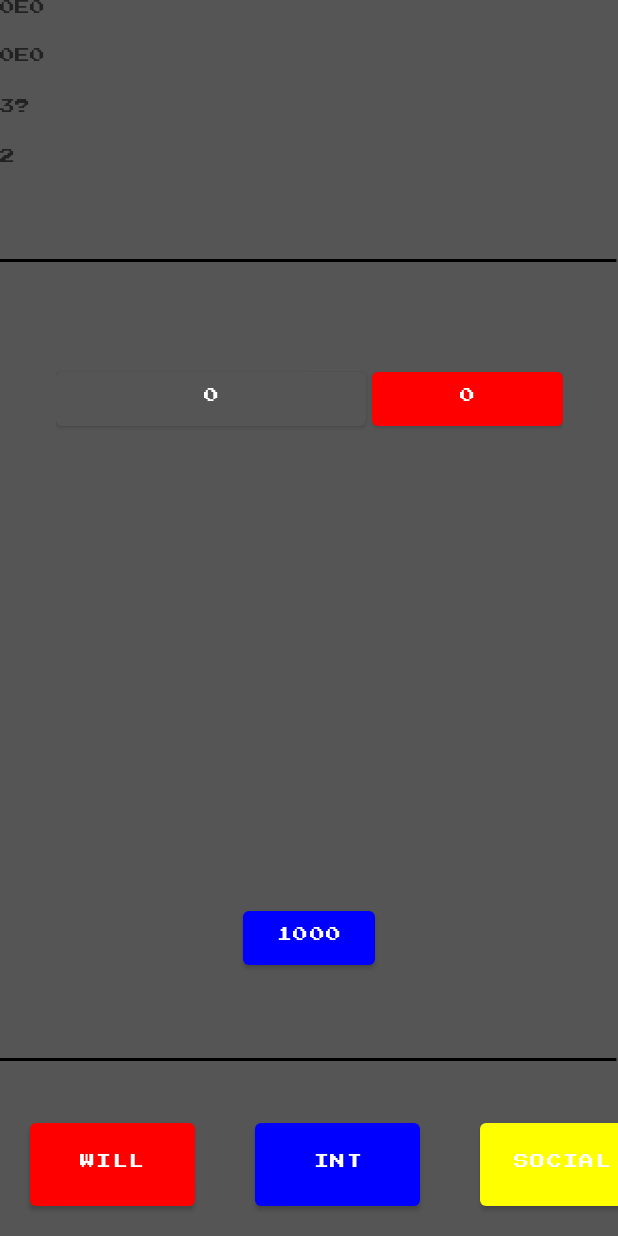
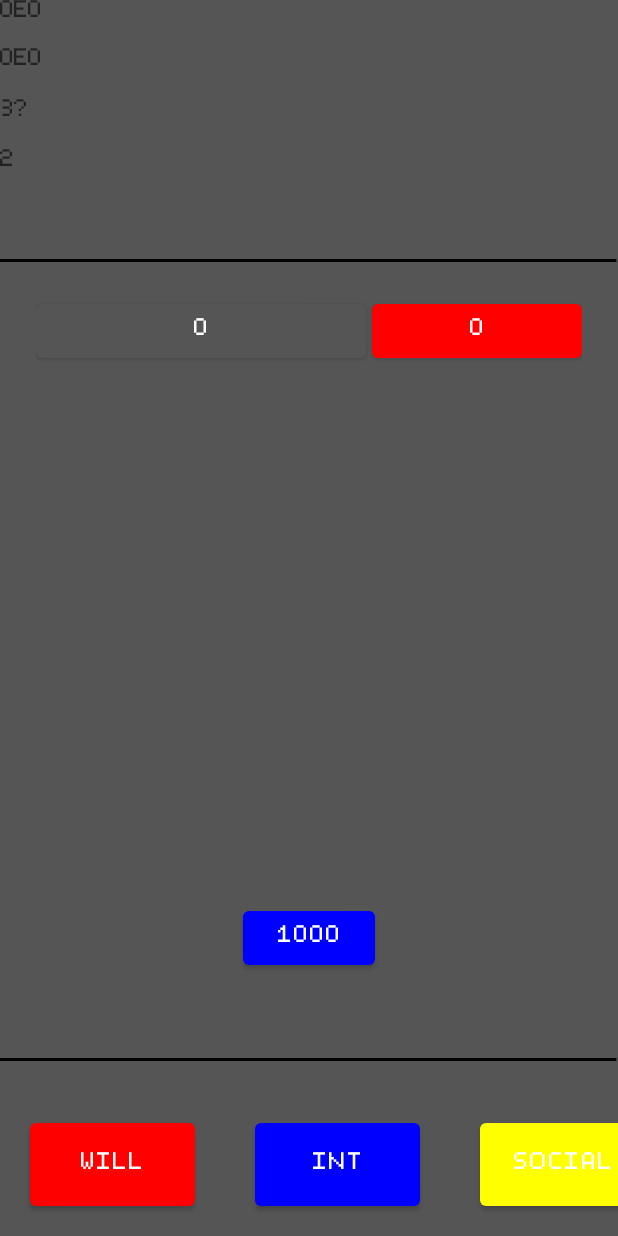
Before and after one commit to MilesAlfrey/IdleLife, an Android app: the screen it shows after launch (MainActivity), on a phone screen of 412 x 824 dp. Run offline under Robolectric (Android 15) with nearby library versions, the phone set to English and light mode, and no system bars; our stand-ins replace navigation-ui.

Commit message:
Changed the font to my custom 8 bit font

```diff
--- a/app/src/main/res/layout/fragment_will.xml
+++ b/app/src/main/res/layout/fragment_will.xml
@@ -7,14 +7,46 @@
     tools:context=".Fragments.WillFragment"
     android:id="@+id/WillFragment">
 
-    <ScrollView
-        android:id="@+id/scrollView2"
-        android:layout_width="338dp"
-        android:layout_height="340dp"
+    <ImageView
+        android:id="@+id/forMeToSeeTop2"
+        android:layout_width="wrap_content"
+        android:layout_height="wrap_content"
+        android:visibility="gone"
         app:layout_constraintBottom_toBottomOf="parent"
         app:layout_constraintEnd_toEndOf="parent"
         app:layout_constraintStart_toStartOf="parent"
-        app:layout_constraintTop_toTopOf="parent">
+        app:layout_constraintTop_toTopOf="parent"
+        app:layout_constraintVertical_bias="0.20"
+        app:srcCompat="@drawable/thiccerline"
+        tools:visibility="visible" />
+
+    <ImageView
+        android:id="@+id/forMeToSeeBottom"
+        android:layout_width="wrap_content"
+        android:layout_height="wrap_content"
+        android:visibility="gone"
+        app:layout_constraintBottom_toBottomOf="parent"
+        app:layout_constraintEnd_toEndOf="parent"
+        app:layout_constraintStart_toStartOf="parent"
+        app:layout_constraintTop_toTopOf="parent"
+        app:layout_constraintVertical_bias="0.85"
+        app:srcCompat="@drawable/thiccerline"
+        tools:visibility="visible" />
+
+    <ScrollView
+        android:id="@+id/scrollView2"
+        android:layout_width="0dp"
+        android:layout_height="0dp"
+        android:layout_marginStart="24dp"
+        android:layout_marginLeft="24dp"
+        android:layout_marginTop="32dp"
+        android:layout_marginEnd="24dp"
+        android:layout_marginRight="24dp"
+        android:layout_marginBottom="32dp"
+        app:layout_constraintBottom_toTopOf="@+id/forMeToSeeBottom"
+        app:layout_constraintEnd_toEndOf="parent"
+        app:layout_constraintStart_toStartOf="parent"
+        app:layout_constraintTop_toBottomOf="@+id/forMeToSeeTop2">
 
         <LinearLayout
             android:layout_width="match_parent"
--- a/app/src/main/res/values/themes.xml
+++ b/app/src/main/res/values/themes.xml
@@ -12,8 +12,8 @@
         <!-- Status bar color. -->
         <item name="android:statusBarColor" tools:targetApi="l">?attr/colorPrimaryVariant</item>
         <!-- Customize your theme here. -->
-        <item name="android:fontFamily">@font/press_start_2p</item>
-        <item name="android:textSize">10sp</item>
+        <item name="android:fontFamily">@font/pixelfont</item>
+        <item name="android:textSize">16sp</item>
 
         <item name="alertDialogTheme">@style/MyAlertDialogTheme</item>
     </style>
```
Also changed, not shown: app/src/main/res/layout/fragment_intelligence.xml (+39 -5 lines), app/src/main/res/layout/fragment_money.xml (+26 -0 lines), app/src/main/res/layout/fragment_social.xml (+27 -0 lines), app/src/main/res/layout/fragment_tests.xml (+19 -15 lines), app/src/main/res/font/pixelfont.ttf (added).
